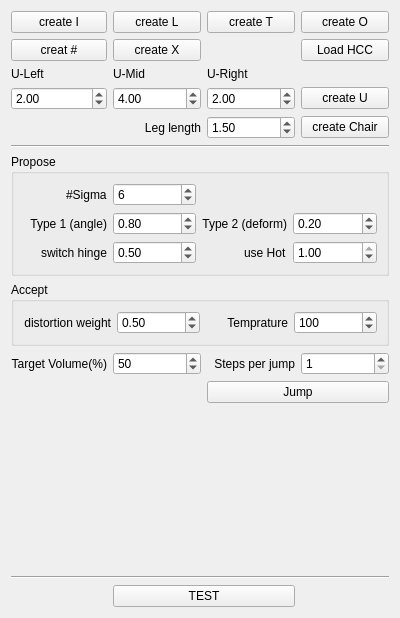
letienhung/fold-hcc, file Foldabilizer/FoldabilizerWidget.ui: the form before one commit.
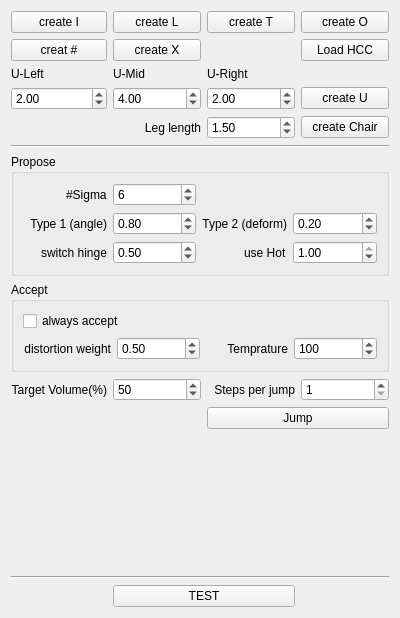
The form after the commit.

What changed in the file:
```diff
--- a/Foldabilizer/FoldabilizerWidget.ui
+++ b/Foldabilizer/FoldabilizerWidget.ui
@@ -336,7 +336,7 @@
       <string>Accept</string>
      </property>
      <layout class="QGridLayout" name="gridLayout_3">
-      <item row="0" column="0">
+      <item row="2" column="0">
        <widget class="QLabel" name="label_4">
         <property name="text">
          <string>distortion weight</string>
@@ -346,7 +346,7 @@
         </property>
        </widget>
       </item>
-      <item row="0" column="2">
+      <item row="2" column="2">
        <widget class="QLabel" name="label_3">
         <property name="frameShape">
          <enum>QFrame::NoFrame</enum>
@@ -359,7 +359,7 @@
         </property>
        </widget>
       </item>
-      <item row="0" column="1">
+      <item row="2" column="1">
        <widget class="QDoubleSpinBox" name="distWeight">
         <property name="singleStep">
          <double>0.100000000000000</double>
@@ -369,7 +369,7 @@
         </property>
        </widget>
       </item>
-      <item row="0" column="3">
+      <item row="2" column="3">
        <widget class="QSpinBox" name="temprature">
         <property name="minimum">
          <number>1</number>
@@ -385,6 +385,13 @@
         </property>
        </widget>
       </item>
+      <item row="1" column="0" colspan="2">
+       <widget class="QCheckBox" name="alwaysAccept">
+        <property name="text">
+         <string>always accept</string>
+        </property>
+       </widget>
+      </item>
      </layout>
     </widget>
    </item>
```
